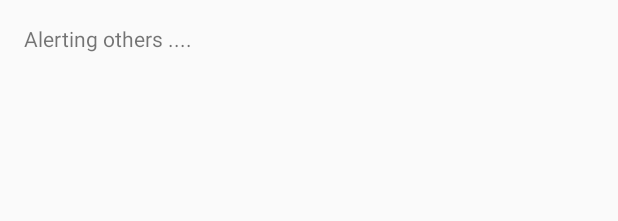
After one commit to arun95123/HelpMe, an Android app: the layout activity_emergency.xml on its own in the app's theme, with its tools: preview values and no code run, on a phone screen of 412 x 824 dp. The commit adds this screen. Shown: the top 221 px of the screen. Run offline under Robolectric (Android 15) with nearby library versions, the phone set to English and light mode, and no system bars.

Commit message:
first check point

```diff
--- a/app/src/main/java/in/helpme/helpme/Login.java
+++ b/app/src/main/java/in/helpme/helpme/Login.java
@@ -59,6 +59,8 @@ public class Login extends AppCompatActivity {
             Role = pref.getString("role", null);
             Age = pref.getString("age", null);
             Token=pref.getString("token",null);
+
+            Helpline=pref.getString("helpline",null);
             Intent i = new Intent(Login.this, MainActivity.class);
             startActivity(i);
 
--- a/app/src/main/java/in/helpme/helpme/MainActivity.java
+++ b/app/src/main/java/in/helpme/helpme/MainActivity.java
@@ -199,7 +199,12 @@ public class MainActivity extends AppCompatActivity implements
             if ((wakeLock != null) &&           // we have a WakeLock
                     (wakeLock.isHeld() == false)) {  // but we don't hold it
                 wakeLock.acquire();
+                Intent i=new Intent(MainActivity.this,emergency.class);
+                startActivity(i);
 
+            }else{
+                Intent i=new Intent(MainActivity.this,emergency.class);
+                startActivity(i);
             }
 
 
--- /dev/null
+++ b/app/src/main/res/layout/activity_emergency.xml
@@ -0,0 +1,18 @@
+<?xml version="1.0" encoding="utf-8"?>
+<RelativeLayout xmlns:android="http://schemas.android.com/apk/res/android"
+    xmlns:tools="http://schemas.android.com/tools"
+    android:id="@+id/activity_emergency"
+    android:layout_width="match_parent"
+    android:layout_height="match_parent"
+    android:paddingBottom="@dimen/activity_vertical_margin"
+    android:paddingLeft="@dimen/activity_horizontal_margin"
+    android:paddingRight="@dimen/activity_horizontal_margin"
+    android:paddingTop="@dimen/activity_vertical_margin"
+    tools:context="in.helpme.helpme.emergency">
+    <TextView
+        android:layout_width="match_parent"
+        android:layout_height="wrap_content"
+        android:text="Alerting others ...."
+        />
+
+</RelativeLayout>
```
Also changed, not shown: app/src/main/AndroidManifest.xml (+8 -11 lines), app/src/main/java/in/helpme/helpme/emergency.java (added, +113 -0 lines).
